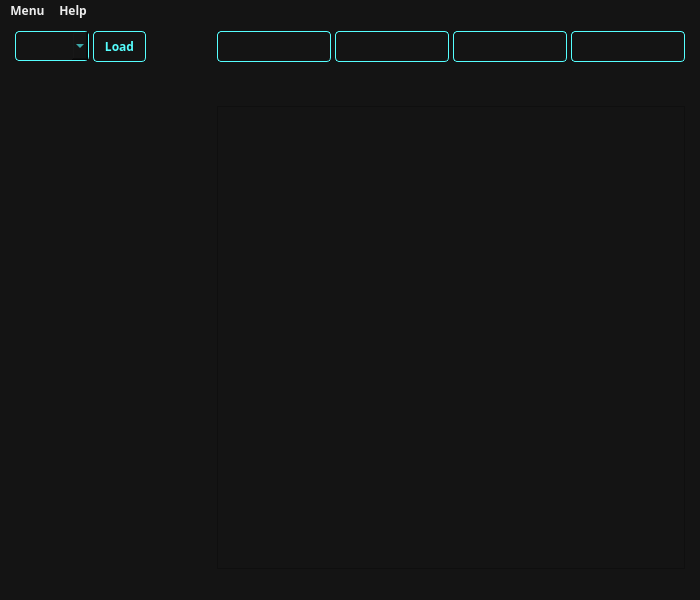
AnoRebel/slime_reader, file ui/TensuraReader.ui: the form before one commit.
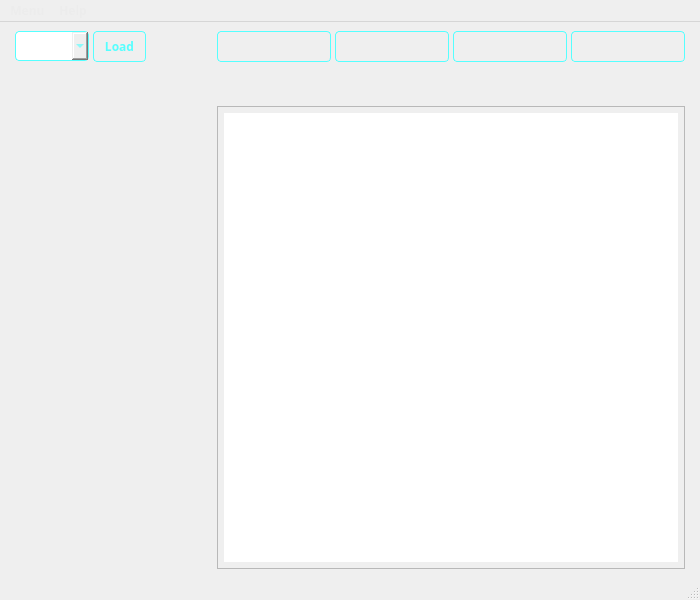
The form after the commit. Icons and pictures are not drawn.

```diff
--- a/ui/TensuraReader.ui
+++ b/ui/TensuraReader.ui
@@ -36,7 +36,13 @@
     <normaloff>:/icons/assets/icons/bg-icon.png</normaloff>:/icons/assets/icons/bg-icon.png</iconset>
   </property>
   <property name="styleSheet">
-   <string notr="true">background-color: rgb(20, 20, 20);</string>
+   <string notr="true">background-color: rgb(20, 20, 20);
+
+QStatusBar {
+	font-weight: bold;
+	color: rgb(85, 255, 255);
+	background-color: rgb(20, 20, 20);
+}</string>
   </property>
   <widget class="QWidget" name="centralwidget">
    <layout class="QVBoxLayout" name="verticalLayout">
```
Left out of the diff: 2 changed lines with no effect on the pictures.
